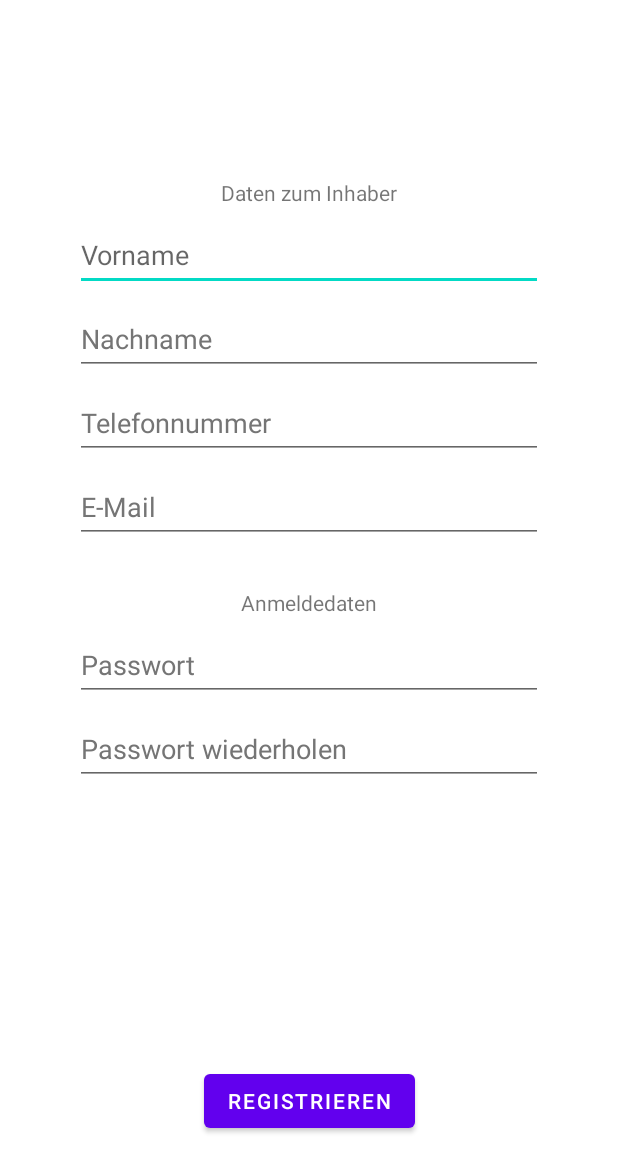
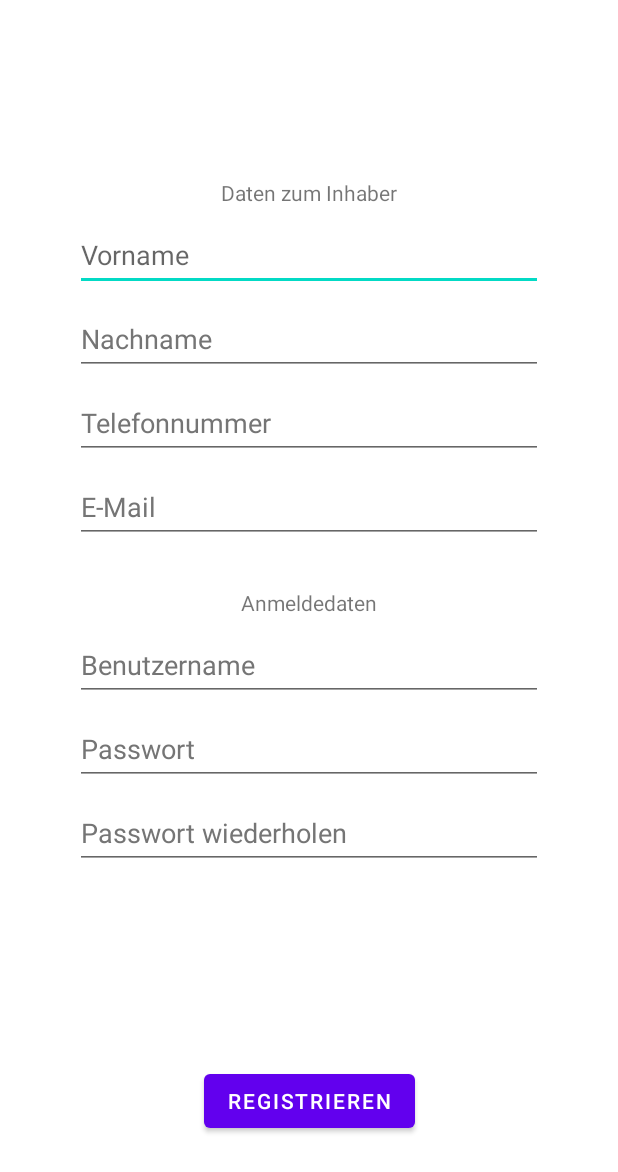
Before and after one commit to jessy2t/tasty, an Android app: the RestaurantRegistration2Acitivity screen opened directly, with no data from a screen before it, on a phone screen of 412 x 824 dp. Shown: the top 1172 px of the screen. Run offline under Robolectric (Android 15) with nearby library versions, the phone set to English and light mode, and no system bars.

Commit message:
activity_restaurant_registration2.xml benutzername hinzugefügt

```diff
--- a/app/src/main/java/com/acme/tasty/RestaurantRegistration1Activity.java
+++ b/app/src/main/java/com/acme/tasty/RestaurantRegistration1Activity.java
@@ -68,7 +68,7 @@
 
         String name = straße.getText().toString();
         Integer number = Integer.valueOf(hausnummer.getText().toString());
-        /*
+
         MainActivity.CityDB.insertData(zip, city);
 
         Integer addressId = MainActivity.AddressDB.insertData(name,number,zip);
@@ -96,7 +96,6 @@
         );
 
         MainActivity.RestaurantDB.insertData(nameRestaurant.getText().toString(),attributesId,addressId);
-        */
 
         Intent intent = new Intent(this, RestaurantRegistration2Acitivity.class);
         startActivity(intent);
--- a/app/src/main/java/com/acme/tasty/RestaurantRegistration2Acitivity.java
+++ b/app/src/main/java/com/acme/tasty/RestaurantRegistration2Acitivity.java
@@ -25,16 +25,16 @@
     }
 
     public void navigateToRestaurantOverviewRegistration(View view){
-        /*
+
         firstName = findViewById(R.id.inhaberVorname);
         lastName = findViewById(R.id.inhaberNachname);
-        phone = findViewById(R.id.editTextPhone);
-        mail = findViewById(R.id.editTextTextEmailAddress);
+        phone = findViewById(R.id.inhaberTelefonnummer);
+        mail = findViewById(R.id.inhaberEmail);
         userName = findViewById(R.id.username_register);
         password = findViewById(R.id.passwort);
         //String username, String password, String prename, String surname, String phone, String mail
         RestaurantLoginActivity.RestaurantOwnerDB.insertData(userName.getText().toString(),password.getText().toString(),firstName.getText().toString(),lastName.getText().toString(),phone.getText().toString(),mail.getText().toString());
-*/
+
         Intent intent = new Intent(this, RestaurantOverviewRegistration.class);
         startActivity(intent);
         finish();
--- a/app/src/main/res/layout/activity_restaurant_registration2.xml
+++ b/app/src/main/res/layout/activity_restaurant_registration2.xml
@@ -86,7 +86,7 @@
         android:textColorHint="#757575"
         app:layout_constraintEnd_toEndOf="parent"
         app:layout_constraintStart_toStartOf="parent"
-        app:layout_constraintTop_toBottomOf="@+id/textView6" />
+        app:layout_constraintTop_toBottomOf="@+id/username_register" />
 
     <EditText
         android:id="@+id/passwortWdh"
@@ -120,6 +120,22 @@
         app:layout_constraintTop_toBottomOf="@+id/inhaberTelefonnummer" />
 
     <EditText
+        android:id="@+id/username_register"
+        android:layout_width="0dp"
+        android:layout_height="wrap_content"
+        android:layout_marginTop="8dp"
+        android:autofillHints=""
+        android:ems="10"
+        android:hint="@string/benutzername"
+        android:inputType="textEmailAddress"
+        android:minHeight="48dp"
+        android:textColorHint="#757575"
+        app:layout_constraintEnd_toEndOf="parent"
+        app:layout_constraintHorizontal_bias="0.505"
+        app:layout_constraintStart_toStartOf="parent"
+        app:layout_constraintTop_toBottomOf="@+id/textView6" />
+
+    <EditText
         android:id="@+id/inhaberTelefonnummer"
         android:layout_width="0dp"
         android:layout_height="wrap_content"
--- a/app/src/main/res/values/strings.xml
+++ b/app/src/main/res/values/strings.xml
@@ -136,4 +136,5 @@
     <string name="walk_icon">walk_icon</string>
     <string name="car_icon">car_icon</string>
     <string name="map">map</string>
+    <string name="benutzername">Benutzername</string>
 </resources>
```
